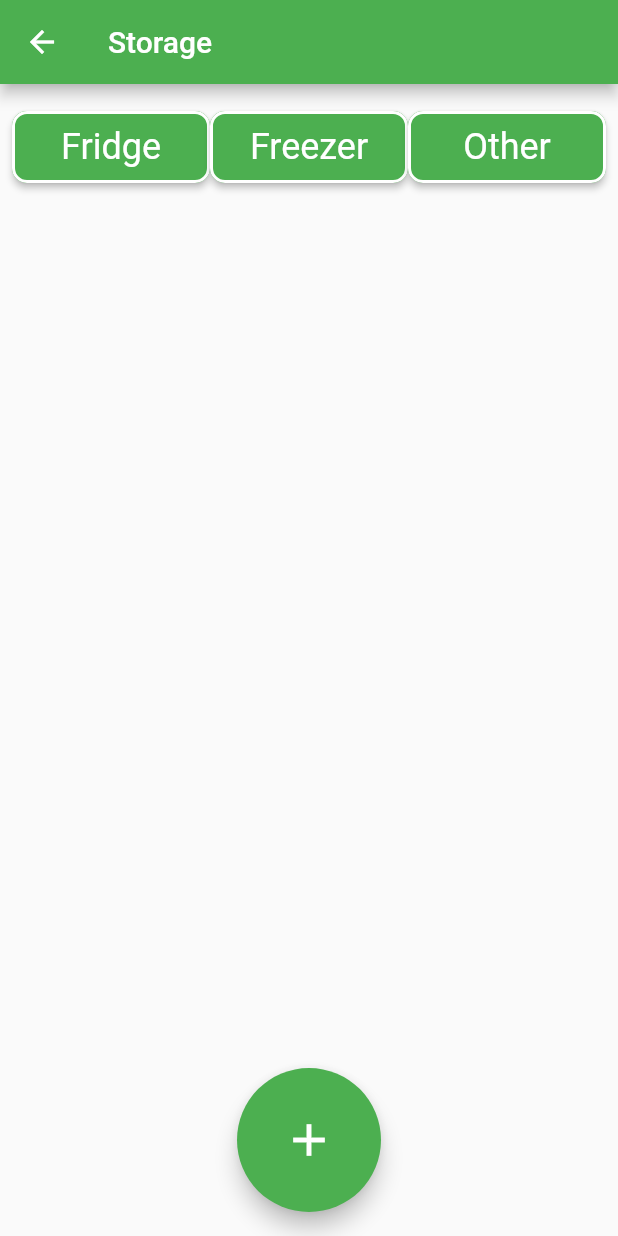
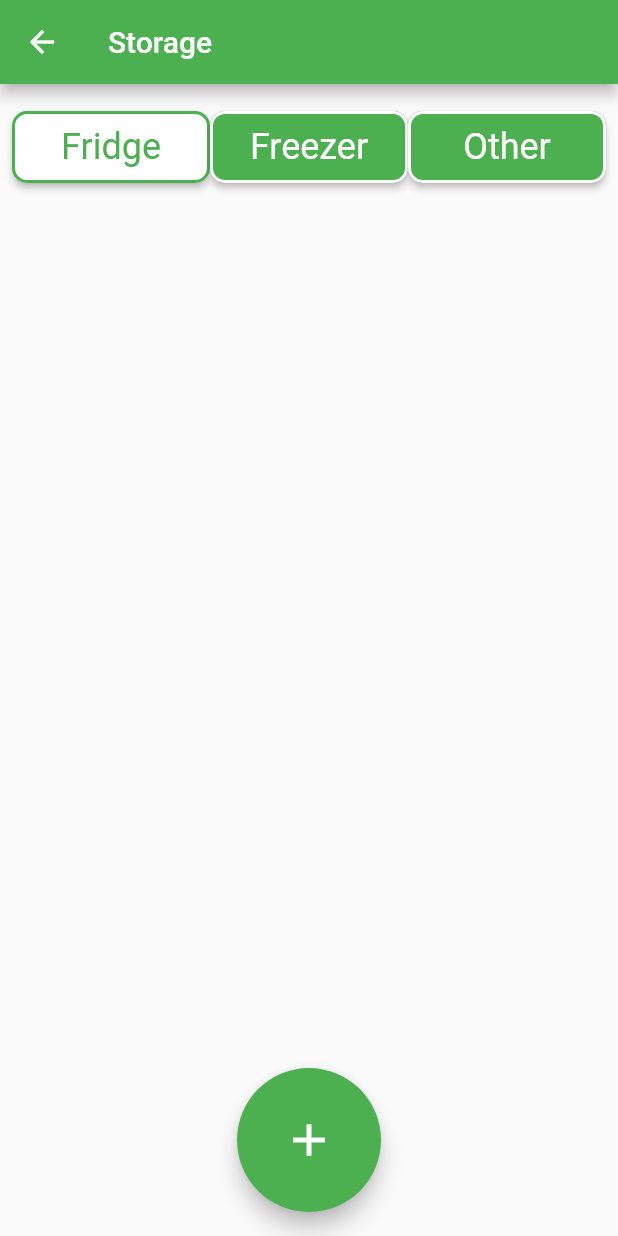
Before and after one commit to fredrikhoelseter/WhatsInMyFridge, a Flutter app: the DataBaseTestPage screen opened by its route, on a phone screen of 412 x 824 dp. Run offline on Flutter 3.47's test engine with Material 2 defaults, Android fonts, the phone set to English and light mode, and no system bars; our stand-ins replace cloud_firestore, firebase_auth, firebase_core; accounts and stored records are empty.

Commit message:
Updated container buttons

```diff
--- a/lib/screens/databasetest_page.dart
+++ b/lib/screens/databasetest_page.dart
@@ -328,34 +328,55 @@ class _DataBaseTestPageState extends State<DataBaseTestPage> {
                 child: Row(
                   children: [
                     Expanded(
-                      child: ElevatedButton(onPressed: () => setContainer("Fridge"), child: Text("Fridge"),
+                      child: ElevatedButton(onPressed: () => setContainer("Fridge"),
                         style: ElevatedButton.styleFrom(
-                        side: BorderSide(width: 2.0, color: Colors.white),
-                        padding: EdgeInsets.fromLTRB(20.0, 10.0, 20.0, 10.0),
+                        side: BorderSide(width: 2.0, color: containerString == "Fridge" ? Colors.green : Colors.white),
+                        padding: const EdgeInsets.fromLTRB(20.0, 10.0, 20.0, 10.0),
                         shape: RoundedRectangleBorder(
                           borderRadius: BorderRadius.circular(10),
+
+                        ),
+                          backgroundColor: containerString == "Fridge" ? Colors.white : Colors.green
+                      ),
+                        child: Text("Fridge",
+                          style: TextStyle(
+                            color: containerString == "Fridge" ? Colors.green : Colors.white,
                           ),
                         ),
                       ),
                     ),
                     Expanded(
-                      child: ElevatedButton(onPressed: () => setContainer("Freezer"), child: Text("Freezer"),
+                      child: ElevatedButton(onPressed: () => setContainer("Freezer"),
                         style: ElevatedButton.styleFrom(
-                          side: BorderSide(width: 2.0, color: Colors.white),
-                          padding: EdgeInsets.fromLTRB(20.0, 10.0, 20.0, 10.0),
+                            side: BorderSide(width: 2.0, color: containerString == "Freezer" ? Colors.green : Colors.white),
+                            padding: const EdgeInsets.fromLTRB(20.0, 10.0, 20.0, 10.0),
                             shape: RoundedRectangleBorder(
                               borderRadius: BorderRadius.circular(10),
+
+                            ),
+                            backgroundColor: containerString == "Freezer" ? Colors.white : Colors.green
+                        ),
+                        child: Text("Freezer",
+                          style: TextStyle(
+                            color: containerString == "Freezer" ? Colors.green : Colors.white,
                           ),
                         ),
                       ),
                     ),
                     Expanded(
-                      child: ElevatedButton(onPressed: () => setContainer("Other"), child: Text("Other"),
+                      child: ElevatedButton(onPressed: () => setContainer("Other"),
                         style: ElevatedButton.styleFrom(
-                          side: BorderSide(width: 2.0, color: Colors.white),
-                          padding: EdgeInsets.fromLTRB(20.0, 10.0, 20.0, 10.0),
+                            side: BorderSide(width: 2.0, color: containerString == "Other" ? Colors.green : Colors.white),
+                            padding: const EdgeInsets.fromLTRB(20.0, 10.0, 20.0, 10.0),
                             shape: RoundedRectangleBorder(
                               borderRadius: BorderRadius.circular(10),
+
+                            ),
+                            backgroundColor: containerString == "Other" ? Colors.white : Colors.green
+                        ),
+                        child: Text("Other",
+                          style: TextStyle(
+                            color: containerString == "Other" ? Colors.green : Colors.white,
                           ),
                         ),
                       ),
```
Lines whose indentation alone changed are shown as unchanged.
